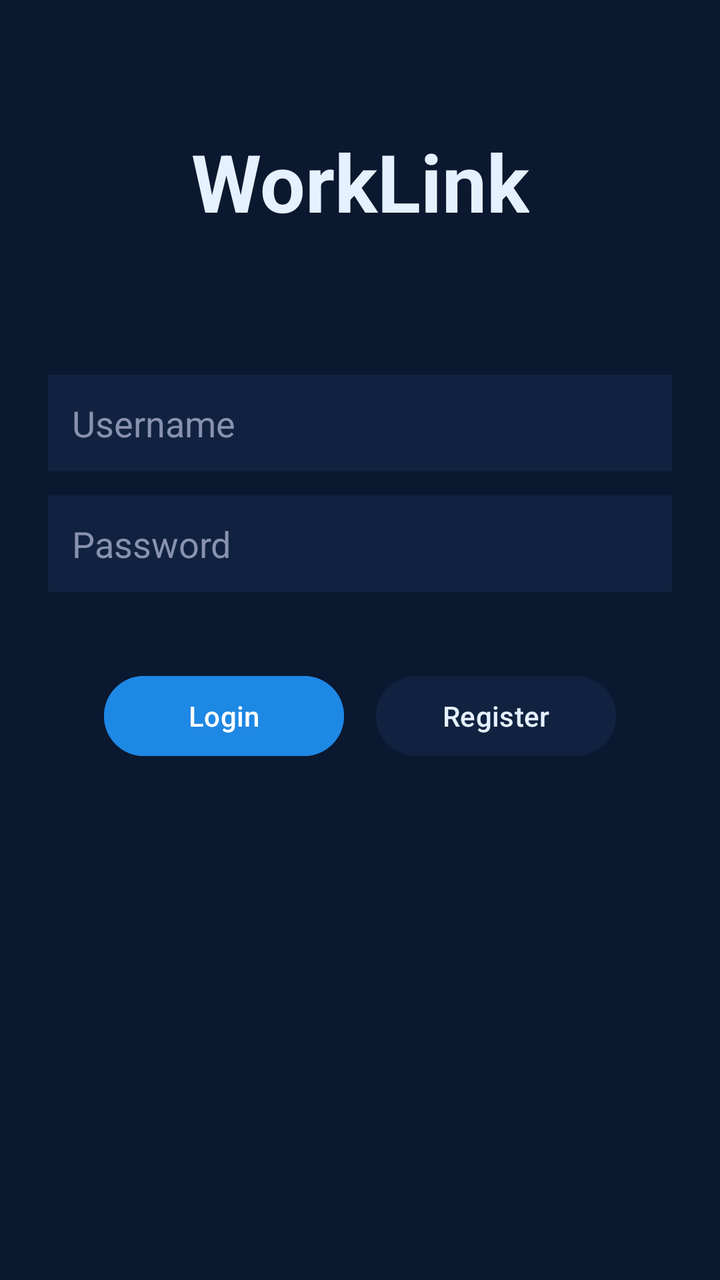
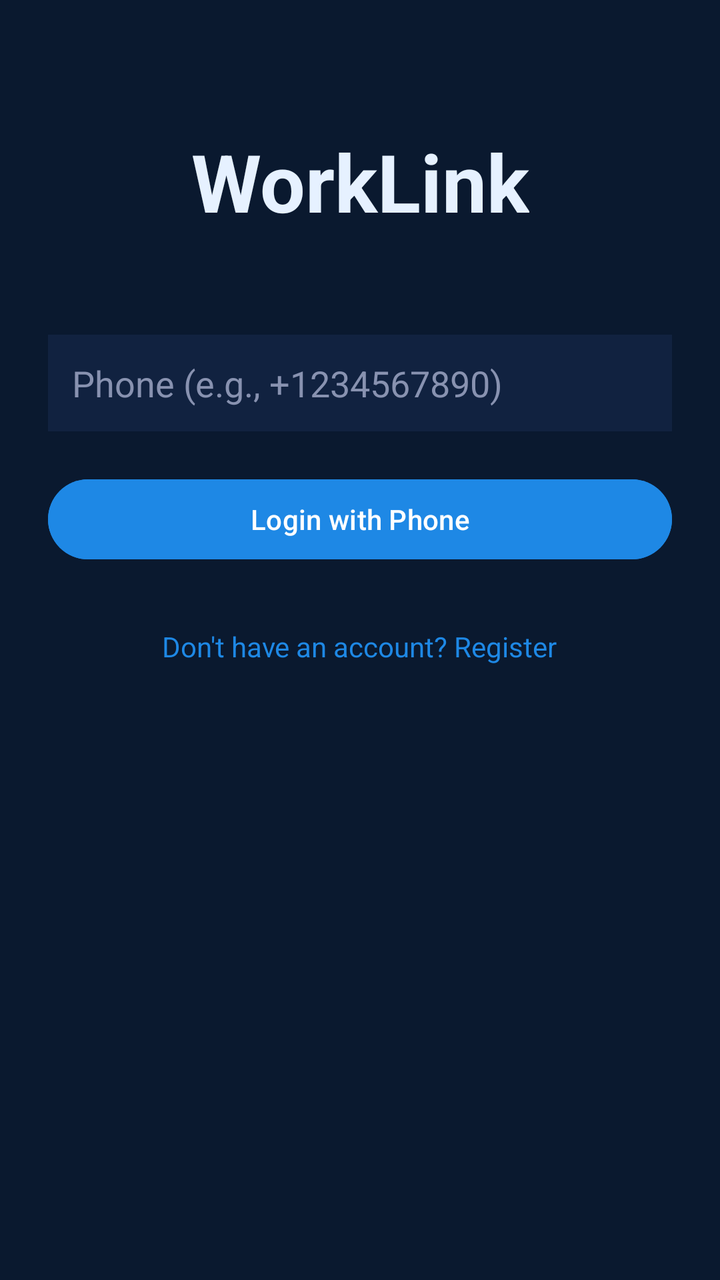

Before-and-after screenshots of an Android layout around one commit, followed by the original layout XML and the change that was made.
<!-- AndroidManifest.xml: application theme Theme.WorkLink -->
<!-- res/layout/activity_login.xml -->
<?xml version="1.0" encoding="utf-8"?>

<LinearLayout xmlns:android="http://schemas.android.com/apk/res/android"
    android:orientation="vertical"
    android:padding="24dp"
    android:background="#0A192F"
    android:layout_width="match_parent"
    android:layout_height="match_parent">

    <TextView
        android:id="@+id/tvTitle"
        android:text="WorkLink"
        android:textSize="40sp"
        android:layout_marginTop="40dp"
        android:layout_marginBottom="70dp"
        android:textStyle="bold"
        android:textColor="#E6F1FF"
        android:gravity="center"
        android:layout_gravity="center"
        android:layout_width="wrap_content"
        android:layout_height="wrap_content"/>

    <EditText
        android:id="@+id/etUsername"
        android:hint="Username"
        android:background="#112240"
        android:textColor="#FFFFFF"
        android:textColorHint="#8892B0"
        android:padding="12dp"
        android:layout_marginBottom="12dp"
        android:layout_width="match_parent"
        android:layout_height="wrap_content"/>

    <EditText
        android:id="@+id/etPassword"
        android:hint="Password"
        android:inputType="textPassword"
        android:background="#112240"
        android:textColor="#FFFFFF"
        android:textColorHint="#8892B0"
        android:padding="12dp"
        android:layout_marginBottom="30dp"
        android:layout_width="match_parent"
        android:layout_height="wrap_content"/>

    <LinearLayout
        android:orientation="horizontal"
        android:gravity="center"
        android:layout_width="match_parent"
        android:layout_height="wrap_content"
        android:layout_marginTop="8dp">
        <Button
            android:id="@+id/btnLogin"
            android:text="Login"
            android:backgroundTint="#1E88E5"
            android:textColor="#FFFFFF"
            android:layout_marginEnd="16dp"
            android:padding="10dp"
            android:layout_width="120dp"
            android:layout_height="wrap_content"/>

        <Button
            android:id="@+id/btnRegister"
            android:text="Register"
            android:backgroundTint="#112240"
            android:textColor="#E6F1FF"
            android:padding="10dp"
            android:layout_width="120dp"
            android:layout_height="wrap_content"/>
    </LinearLayout>
</LinearLayout>
<!-- resources referenced by this layout -->
<resources>
  <style name="Theme.WorkLink" parent="Base.Theme.WorkLink" />
  <style name="Base.Theme.WorkLink" parent="Theme.Material3.DayNight.NoActionBar">
          
          
      </style>
</resources>

<!-- the commit's change to res/layout/activity_login.xml (unified diff, before → after) -->
@@ -12,7 +12,7 @@
         android:text="WorkLink"
         android:textSize="40sp"
         android:layout_marginTop="40dp"
-        android:layout_marginBottom="70dp"
+        android:layout_marginBottom="50dp"
         android:textStyle="bold"
         android:textColor="#E6F1FF"
         android:gravity="center"
@@ -20,52 +20,88 @@
         android:layout_width="wrap_content"
         android:layout_height="wrap_content"/>
 
-    <EditText
-        android:id="@+id/etUsername"
-        android:hint="Username"
-        android:background="#112240"
-        android:textColor="#FFFFFF"
-        android:textColorHint="#8892B0"
-        android:padding="12dp"
-        android:layout_marginBottom="12dp"
+    
+    <LinearLayout
+        android:id="@+id/layoutPhoneInput"
+        android:orientation="vertical"
         android:layout_width="match_parent"
-        android:layout_height="wrap_content"/>
+        android:layout_height="wrap_content">
 
-    <EditText
-        android:id="@+id/etPassword"
-        android:hint="Password"
-        android:inputType="textPassword"
-        android:background="#112240"
-        android:textColor="#FFFFFF"
-        android:textColorHint="#8892B0"
-        android:padding="12dp"
-        android:layout_marginBottom="30dp"
-        android:layout_width="match_parent"
-        android:layout_height="wrap_content"/>
-
-    <LinearLayout
-        android:orientation="horizontal"
-        android:gravity="center"
-        android:layout_width="match_parent"
-        android:layout_height="wrap_content"
-        android:layout_marginTop="8dp">
-        <Button
-            android:id="@+id/btnLogin"
-            android:text="Login"
-            android:backgroundTint="#1E88E5"
+        <EditText
+            android:id="@+id/etPhone"
+            android:hint="Phone (e.g., +1234567890)"
+            android:inputType="phone"
+            android:background="#112240"
             android:textColor="#FFFFFF"
-            android:layout_marginEnd="16dp"
-            android:padding="10dp"
-            android:layout_width="120dp"
+            android:textColorHint="#8892B0"
+            android:padding="12dp"
+            android:layout_marginBottom="20dp"
+            android:layout_width="match_parent"
             android:layout_height="wrap_content"/>
 
         <Button
-            android:id="@+id/btnRegister"
-            android:text="Register"
-            android:backgroundTint="#112240"
-            android:textColor="#E6F1FF"
+            android:id="@+id/btnSendOTP"
+            android:text="Login with Phone"
+            android:backgroundTint="#1E88E5"
+            android:textColor="#FFFFFF"
             android:padding="10dp"
-            android:layout_width="120dp"
+            android:layout_width="match_parent"
             android:layout_height="wrap_content"/>
     </LinearLayout>
+
+    
+    <LinearLayout
+        android:id="@+id/layoutOTP"
+        android:orientation="vertical"
+        android:visibility="gone"
+        android:layout_width="match_parent"
+        android:layout_height="wrap_content">
+
+        <EditText
+            android:id="@+id/etOTP"
+            android:hint="Enter Verification Code"
+            android:inputType="number"
+            android:maxLength="6"
+            android:background="#112240"
+            android:textColor="#FFFFFF"
+            android:textColorHint="#8892B0"
+            android:padding="12dp"
+            android:layout_marginBottom="20dp"
+            android:layout_width="match_parent"
+            android:layout_height="wrap_content"/>
+
+        <Button
+            android:id="@+id/btnLogin"
+            android:text="Verify &amp; Login"
+            android:backgroundTint="#1E88E5"
+            android:textColor="#FFFFFF"
+            android:padding="10dp"
+            android:layout_width="match_parent"
+            android:layout_height="wrap_content"/>
+    </LinearLayout>
+
+    <ProgressBar
+        android:id="@+id/progressBar"
+        android:visibility="gone"
+        android:layout_gravity="center"
+        android:layout_marginTop="20dp"
+        android:layout_width="wrap_content"
+        android:layout_height="wrap_content"/>
+
+    <TextView
+        android:id="@+id/tvRegister"
+        android:text="Don't have an account? Register"
+        android:textColor="#1E88E5"
+        android:layout_gravity="center"
+        android:layout_marginTop="30dp"
+        android:layout_width="wrap_content"
+        android:layout_height="wrap_content"/>
+
+    
+    <Button
+        android:id="@+id/btnRegister"
+        android:visibility="gone"
+        android:layout_width="wrap_content"
+        android:layout_height="wrap_content"/>
+
 </LinearLayout>
